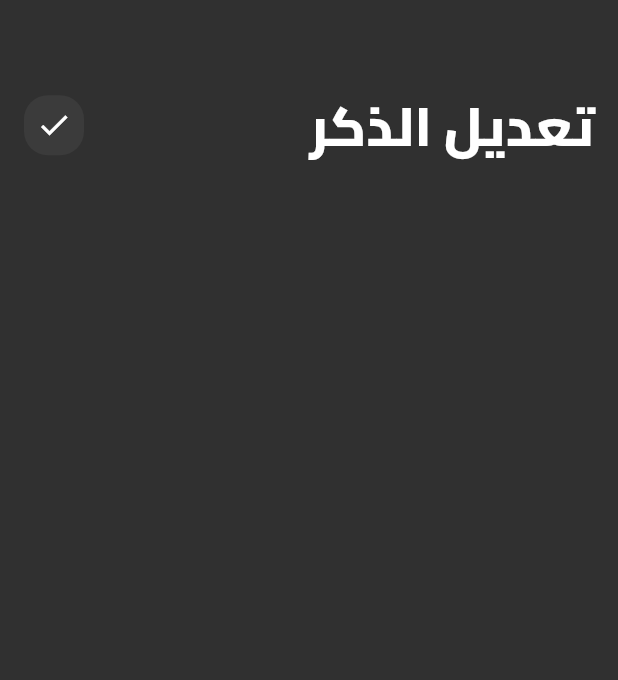
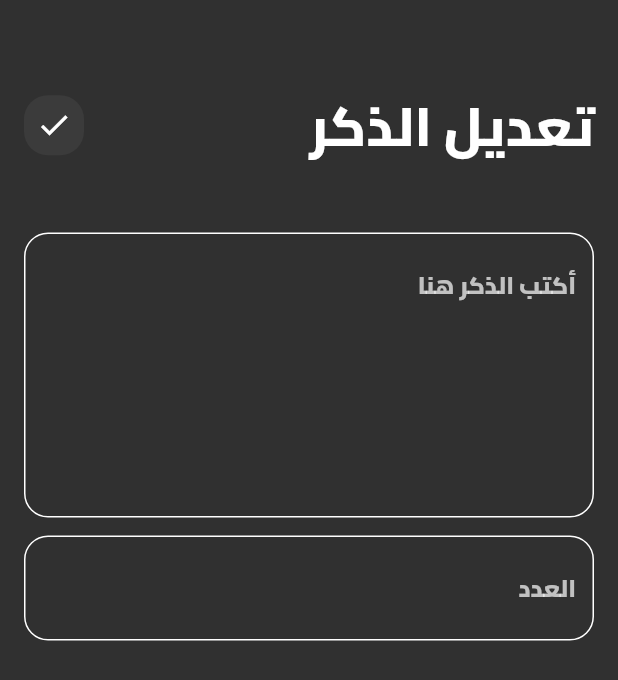
Before and after one commit to ismail-ghanem/azkar_app, a Flutter app: the AzkarEditView screen opened directly, on a phone screen of 412 x 824 dp. Shown: the top 680 px of the screen. Run offline on Flutter 3.47's test engine with Material 2 defaults, Android fonts, the phone set to English and light mode, and no system bars.

Commit message:
edits on azkar edit view body

```diff
--- a/lib/widgets/azkar_edit_view_body.dart
+++ b/lib/widgets/azkar_edit_view_body.dart
@@ -1,3 +1,5 @@
+import '../widgets/custom_text_field.dart';
+
 import '../widgets/custom_app_bar.dart';
 import 'package:flutter/material.dart';
 
@@ -15,6 +17,19 @@ class AzkarEditViewBody extends StatelessWidget {
             customAppBarTitle: 'تعديل الذكر',
             customAppBarIcon: Icons.check,
           ),
+          SizedBox(
+            height: 38,
+          ),
+          CustomTextField(
+            hint: 'أكتب الذكر هنا',
+            maxlines: 5,
+          ),
+          SizedBox(
+            height: 12,
+          ),
+          CustomTextField(
+            hint: 'العدد',
+          ),
         ],
       ),
     );
```
